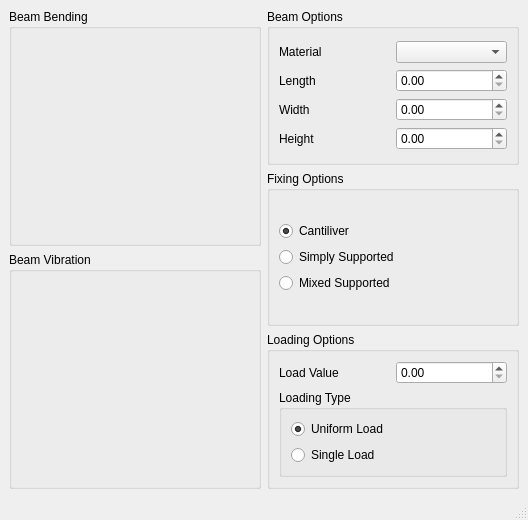
First picture: the form in mainwindow.ui, repository opensourcereality/beambending, before the edit.
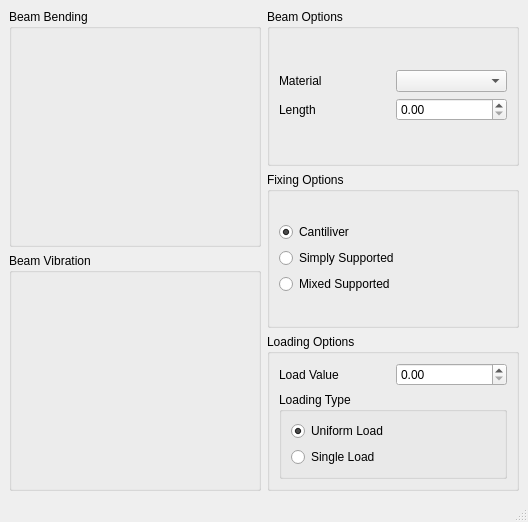
Second picture: the form after the edit.

Patch:
```diff
--- a/mainwindow.ui
+++ b/mainwindow.ui
@@ -7,7 +7,7 @@
     <x>0</x>
     <y>0</y>
     <width>528</width>
-    <height>520</height>
+    <height>522</height>
    </rect>
   </property>
   <property name="windowTitle">
@@ -58,26 +58,6 @@
              <item row="0" column="1">
               <widget class="QComboBox" name="material"/>
              </item>
-             <item row="2" column="0">
-              <widget class="QLabel" name="label_3">
-               <property name="text">
-                <string>Width</string>
-               </property>
-              </widget>
-             </item>
-             <item row="2" column="1">
-              <widget class="QDoubleSpinBox" name="width"/>
-             </item>
-             <item row="3" column="0">
-              <widget class="QLabel" name="label_4">
-               <property name="text">
-                <string>Height</string>
-               </property>
-              </widget>
-             </item>
-             <item row="3" column="1">
-              <widget class="QDoubleSpinBox" name="height"/>
-             </item>
              <item row="0" column="0">
               <widget class="QLabel" name="label">
                <property name="text">
```
